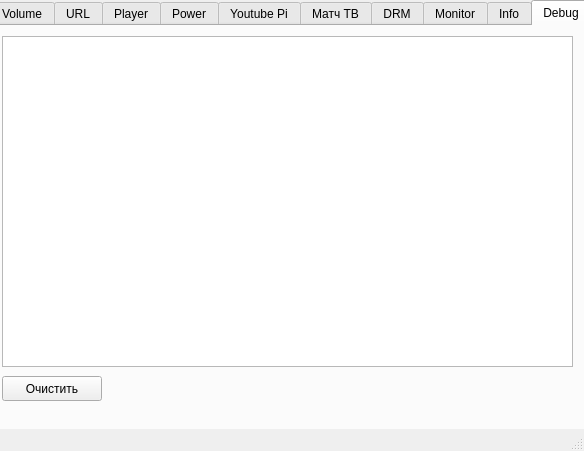
The window that kodigui.ui (definitly486/KodiGui) describes before a commit, drawn with Qt 5.
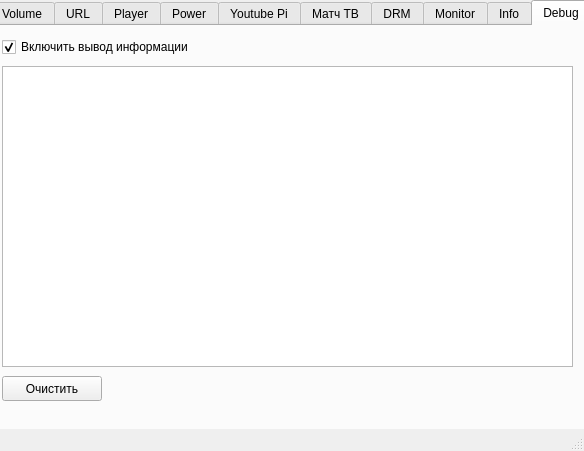
The same window after the commit. The open tabs and pages were chosen to show the change. Icons and pictures are not drawn.

Commit message: Add debug output enable checkbox

```diff
--- a/kodigui.ui
+++ b/kodigui.ui
@@ -693,9 +693,20 @@
      <attribute name="title">
       <string>Debug</string>
      </attribute>
+     <widget class="QCheckBox" name="debugEnableCheckBox">
+      <property name="geometry">
+       <rect><x>10</x><y>10</y><width>250</width><height>22</height></rect>
+      </property>
+      <property name="text">
+       <string>Включить вывод информации</string>
+      </property>
+      <property name="checked">
+       <bool>true</bool>
+      </property>
+     </widget>
      <widget class="QTextEdit" name="debugTextEdit">
       <property name="geometry">
-       <rect><x>10</x><y>10</y><width>571</width><height>331</height></rect>
+       <rect><x>10</x><y>40</y><width>571</width><height>301</height></rect>
       </property>
       <property name="readOnly"><bool>true</bool></property>
       <property name="lineWrapMode"><enum>QTextEdit::NoWrap</enum></property>
```
